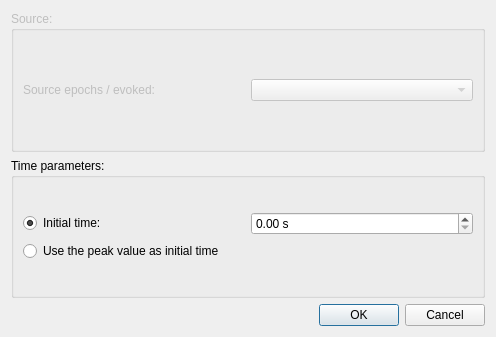
Before: the Qt Designer form qt4Designer_ui_files/stcPlotDialogUi.ui in cibr-jyu/meggie, drawn with Qt 5.
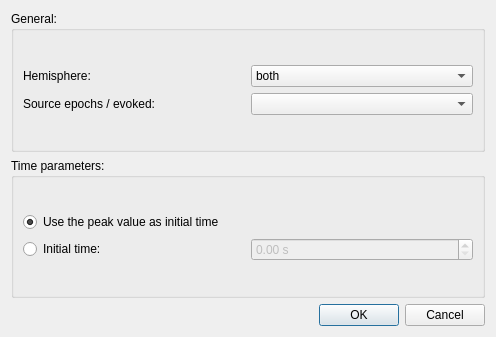
After: the same form once the commit is applied.

Commit message: Update stc plot dialog

The edit to the form file:
```diff
--- a/qt4Designer_ui_files/stcPlotDialogUi.ui
+++ b/qt4Designer_ui_files/stcPlotDialogUi.ui
@@ -27,14 +27,44 @@
    <item row="0" column="0">
     <widget class="QGroupBox" name="groupBoxSource">
      <property name="enabled">
-      <bool>false</bool>
+      <bool>true</bool>
      </property>
      <property name="title">
-      <string>Source:</string>
+      <string>General:</string>
      </property>
      <layout class="QGridLayout" name="gridLayout_6">
       <item row="0" column="0">
        <layout class="QVBoxLayout" name="verticalLayout_2">
+        <item>
+         <layout class="QHBoxLayout" name="horizontalLayout_4">
+          <item>
+           <widget class="QLabel" name="labelHemi">
+            <property name="text">
+             <string>Hemisphere:</string>
+            </property>
+           </widget>
+          </item>
+          <item>
+           <widget class="QComboBox" name="comboBoxHemi">
+            <item>
+             <property name="text">
+              <string>both</string>
+             </property>
+            </item>
+            <item>
+             <property name="text">
+              <string>left</string>
+             </property>
+            </item>
+            <item>
+             <property name="text">
+              <string>right</string>
+             </property>
+            </item>
+           </widget>
+          </item>
+         </layout>
+        </item>
         <item>
          <layout class="QHBoxLayout" name="horizontalLayout">
           <item>
@@ -62,6 +92,20 @@
      <layout class="QGridLayout" name="gridLayout_4">
       <item row="0" column="0">
        <layout class="QVBoxLayout" name="verticalLayout">
+        <item>
+         <layout class="QHBoxLayout" name="horizontalLayout_3">
+          <item>
+           <widget class="QRadioButton" name="radioButtonPeak">
+            <property name="text">
+             <string>Use the peak value as initial time</string>
+            </property>
+            <property name="checked">
+             <bool>true</bool>
+            </property>
+           </widget>
+          </item>
+         </layout>
+        </item>
         <item>
          <layout class="QHBoxLayout" name="horizontalLayout_2">
           <item>
@@ -70,12 +114,15 @@
              <string>Initial time:</string>
             </property>
             <property name="checked">
-             <bool>true</bool>
+             <bool>false</bool>
             </property>
            </widget>
           </item>
           <item>
            <widget class="QDoubleSpinBox" name="doubleSpinBoxInitialTime">
+            <property name="enabled">
+             <bool>false</bool>
+            </property>
             <property name="suffix">
              <string> s</string>
             </property>
@@ -83,17 +130,6 @@
           </item>
          </layout>
         </item>
-        <item>
-         <layout class="QHBoxLayout" name="horizontalLayout_3">
-          <item>
-           <widget class="QRadioButton" name="radioButtonPeak">
-            <property name="text">
-             <string>Use the peak value as initial time</string>
-            </property>
-           </widget>
-          </item>
-         </layout>
-        </item>
        </layout>
       </item>
      </layout>
```
Left out of the diff: 18 changed lines with no effect on the pictures. The commit also changes 3 other files.
